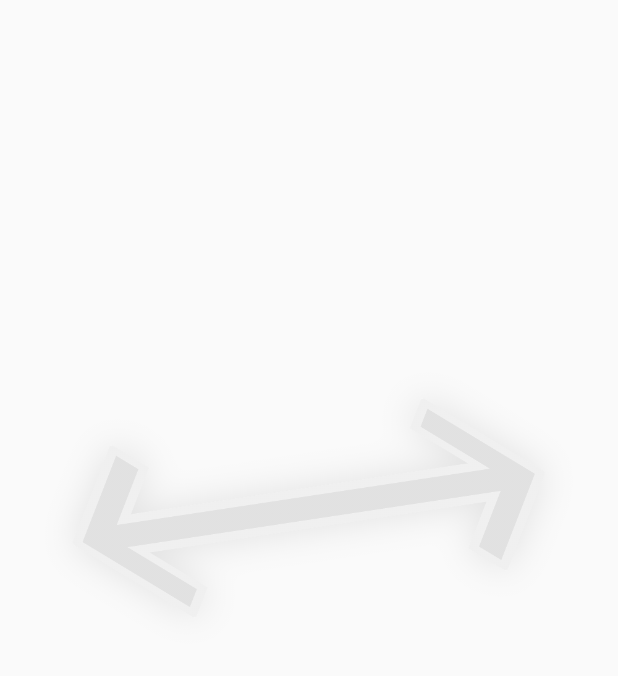
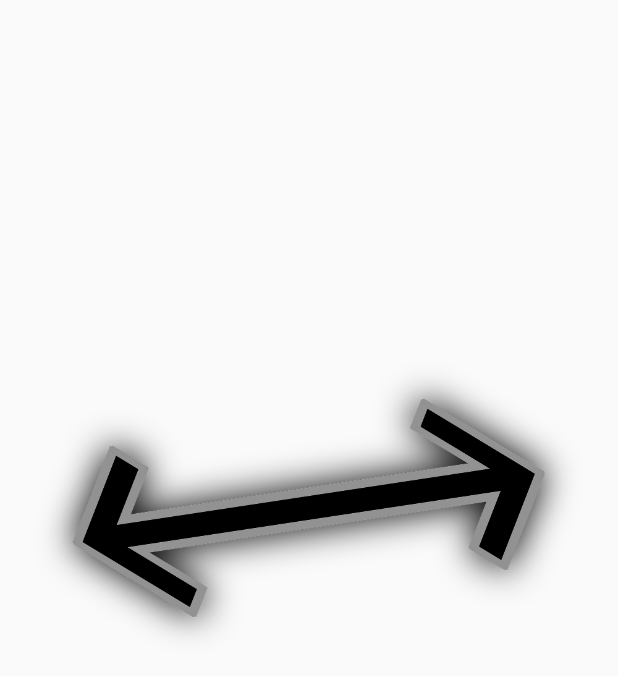
Before and after one commit to DevAdedoyin/Twitter-Unfollow-App, an Android app: the screen it shows after launch (SplashScreen), on a phone screen of 412 x 824 dp. Shown: the top 676 px of the screen. Run offline under Robolectric (Android 15) with nearby library versions, the light colour scheme and no system bars.

Commit message:
Splash Screen: Logo alpha animation implemented

```diff
--- a/app/src/main/java/com/example/twitterunfollowapp/SplashScreen.kt
+++ b/app/src/main/java/com/example/twitterunfollowapp/SplashScreen.kt
@@ -2,10 +2,14 @@ package com.example.twitterunfollowapp
 
 import androidx.appcompat.app.AppCompatActivity
 import android.os.Bundle
+import kotlinx.android.synthetic.main.activity_splash_screen.*
 
 class SplashScreen : AppCompatActivity() {
     override fun onCreate(savedInstanceState: Bundle?) {
         super.onCreate(savedInstanceState)
         setContentView(R.layout.activity_splash_screen)
+
+app_logo_splash_screen.animate().alpha(1.0F).setDuration(5000)
+
     }
 }
```
